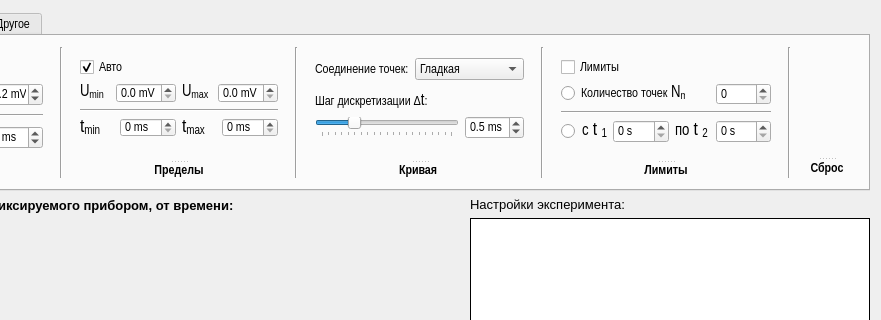
Above: mainwindow.ui from gurmaaan/WeldAnalysis before the change; both pictures show x 248 to 1129 and y 0 to 320 of the 1129 by 620 pixel window. Below: the same form after it.
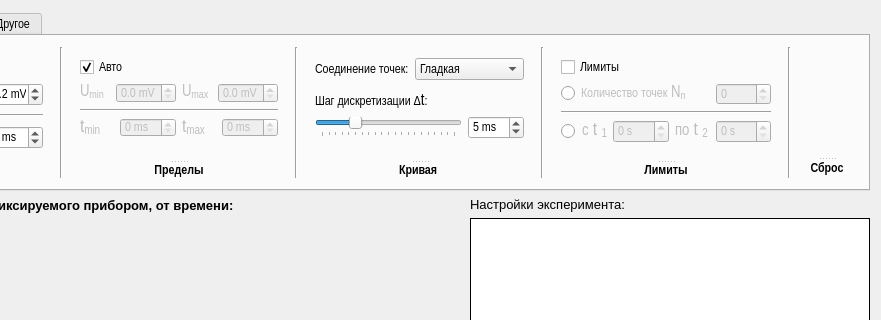
That is the form after the change. The open tabs and pages were chosen to show the change. Icons and pictures are not drawn. Custom widgets are drawn as their Qt base class.

Diff of the .ui file:
```diff
--- a/mainwindow.ui
+++ b/mainwindow.ui
@@ -1284,7 +1284,7 @@
               <item>
                <widget class="QLabel" name="menu_experiment_minMaxUmin_label">
                 <property name="enabled">
-                 <bool>true</bool>
+                 <bool>false</bool>
                 </property>
                 <property name="minimumSize">
                  <size>
@@ -1303,7 +1303,7 @@
               <item>
                <widget class="QDoubleSpinBox" name="menu_experiment_minMaxUmin_spin">
                 <property name="enabled">
-                 <bool>true</bool>
+                 <bool>false</bool>
                 </property>
                 <property name="minimumSize">
                  <size>
@@ -1331,7 +1331,7 @@
               <item>
                <widget class="QLabel" name="menu_experiment_minMaxUmax_label">
                 <property name="enabled">
-                 <bool>true</bool>
+                 <bool>false</bool>
                 </property>
                 <property name="minimumSize">
                  <size>
@@ -1350,7 +1350,7 @@
               <item>
                <widget class="QDoubleSpinBox" name="menu_experiment_minMaxUmax_spin">
                 <property name="enabled">
-                 <bool>true</bool>
+                 <bool>false</bool>
                 </property>
                 <property name="minimumSize">
                  <size>
@@ -1402,7 +1402,7 @@
               <item>
                <widget class="QLabel" name="menu_experiment_minMaxTmin_label">
                 <property name="enabled">
-                 <bool>true</bool>
+                 <bool>false</bool>
                 </property>
                 <property name="minimumSize">
                  <size>
@@ -1421,7 +1421,7 @@
               <item>
                <widget class="QSpinBox" name="menu_experiment_minMaxTmin_spin">
                 <property name="enabled">
-                 <bool>true</bool>
+                 <bool>false</bool>
                 </property>
                 <property name="minimumSize">
                  <size>
@@ -1440,7 +1440,7 @@
               <item>
                <widget class="QLabel" name="menu_experiment_minMaxTmax_label">
                 <property name="enabled">
-                 <bool>true</bool>
+                 <bool>false</bool>
                 </property>
                 <property name="minimumSize">
                  <size>
@@ -1459,7 +1459,7 @@
               <item>
                <widget class="QSpinBox" name="menu_experiment_minMaxTmax_spin">
                 <property name="enabled">
-                 <bool>true</bool>
+                 <bool>false</bool>
                 </property>
                 <property name="minimumSize">
                  <size>
@@ -1642,7 +1642,7 @@
                </widget>
               </item>
               <item>
-               <widget class="QDoubleSpinBox" name="menu_experiment_curveDT_spin">
+               <widget class="QSpinBox" name="menu_experiment_curveDT_spin">
                 <property name="enabled">
                  <bool>true</bool>
                 </property>
@@ -1658,17 +1658,11 @@
                 <property name="suffix">
                  <string> ms</string>
                 </property>
-                <property name="decimals">
-                 <number>1</number>
-                </property>
-                <property name="maximum">
-                 <double>2.000000000000000</double>
-                </property>
-                <property name="singleStep">
-                 <double>0.100000000000000</double>
-                </property>
                 <property name="value">
-                 <double>0.500000000000000</double>
+                 <number>5</number>
+                </property>
+                <property name="displayIntegerBase">
+                 <number>10</number>
                 </property>
                </widget>
               </item>
@@ -1753,7 +1747,7 @@
               <item>
                <widget class="QLabel" name="menu_experiment_limitsNmax_label">
                 <property name="enabled">
-                 <bool>true</bool>
+                 <bool>false</bool>
                 </property>
                 <property name="minimumSize">
                  <size>
@@ -1791,7 +1785,7 @@
               <item>
                <widget class="QSpinBox" name="menu_experiment_limitsNmax_spin">
                 <property name="enabled">
-                 <bool>true</bool>
+                 <bool>false</bool>
                 </property>
                 <property name="minimumSize">
                  <size>
@@ -1853,7 +1847,7 @@
               <item>
                <widget class="QLabel" name="menu_experiment_limitsTintervalT1_label">
                 <property name="enabled">
-                 <bool>true</bool>
+                 <bool>false</bool>
                 </property>
                 <property name="minimumSize">
                  <size>
@@ -1878,7 +1872,7 @@
               <item>
                <widget class="QSpinBox" name="menu_experiment_limitsTintervalT1_spin">
                 <property name="enabled">
-                 <bool>true</bool>
+                 <bool>false</bool>
                 </property>
                 <property name="minimumSize">
                  <size>
@@ -1897,7 +1891,7 @@
               <item>
                <widget class="QLabel" name="menu_experiment_limitsTintervalT2_label">
                 <property name="enabled">
-                 <bool>true</bool>
+                 <bool>false</bool>
                 </property>
                 <property name="minimumSize">
                  <size>
@@ -1922,7 +1916,7 @@
               <item>
                <widget class="QSpinBox" name="menu_experiment_limitsTintervalT2_spin">
                 <property name="enabled">
-                 <bool>true</bool>
+                 <bool>false</bool>
                 </property>
                 <property name="minimumSize">
                  <size>
```
Left out of the diff: 3 changed lines with no effect on the pictures.
